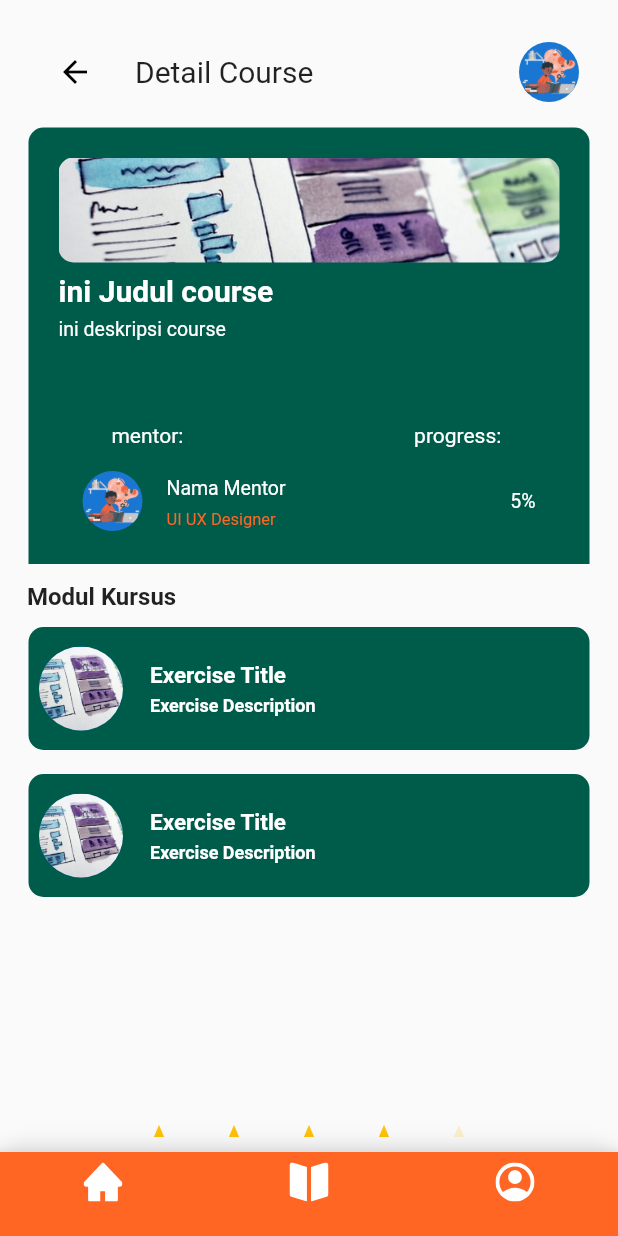
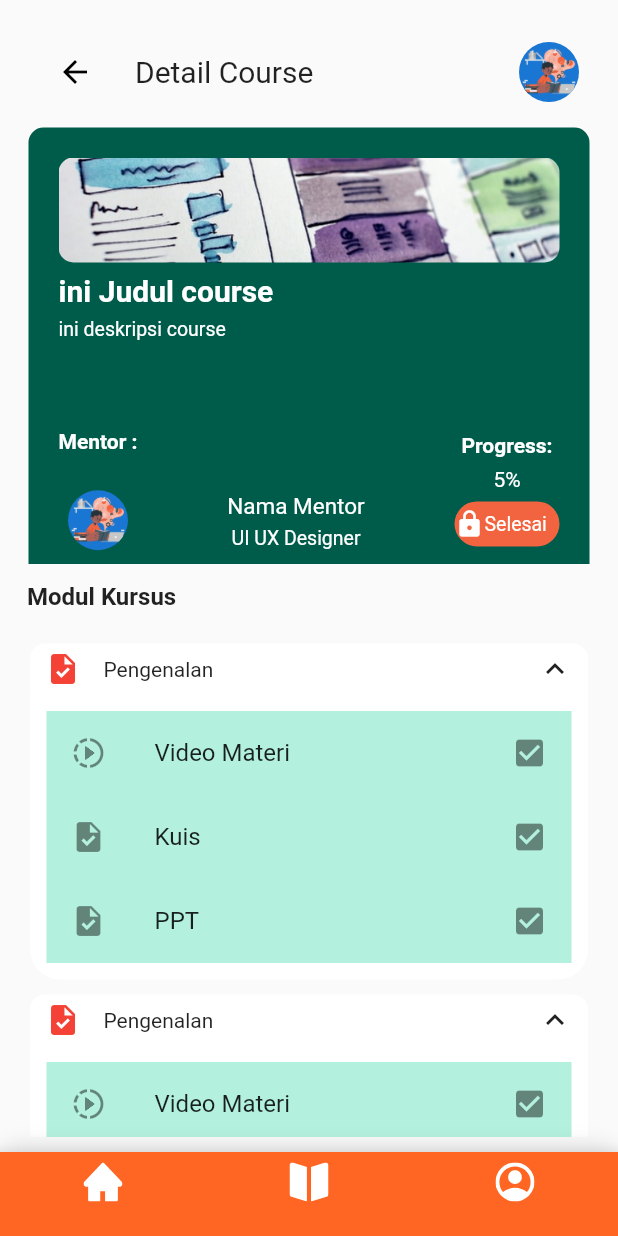
Before and after one commit to Learning-Management-System-Kelompok-42/MOBILE-LMS, a Flutter app: the DashboardScreen screen opened by its route, item 2 of the bottom bar chosen, after a tap on "Mulai", on a phone screen of 412 x 824 dp. Run offline on Flutter 3.47's test engine with Material 2 defaults, Android fonts, the phone set to English and light mode, and no system bars; drawn by our look-alikes of accordion, flutter_rating_bar; our stand-ins replace chewie, dio, dropdown_button2, flutter_form_builder, flutter_svg, form_builder_validators and 4 more; missing offline and left inert: checkbox_formfield, flutter_filereader, textfield_search; accounts and stored records are empty; network calls fail.

Commit message:
add new screens and package

```diff
--- a/Source_code/lms/lib/main.dart
+++ b/Source_code/lms/lib/main.dart
@@ -17,7 +17,9 @@ import 'package:lms/screen/permintaan_screen.dart';
 import 'package:lms/screen/profile_screen_management.dart';
 import 'package:lms/screen/regis_screen.dart';
 import 'package:lms/screen/riwayat_permintaan_screen.dart';
+import 'package:lms/screen/slide_screen.dart';
 import 'package:lms/screen/video_screen.dart';
+import 'package:lms/viewModel/home_view_model.dart';
 import 'package:lms/viewModel/user_view_model.dart';
 import 'package:provider/provider.dart';
 
@@ -33,6 +35,9 @@ void main() async {
       providers: [
         ChangeNotifierProvider(
           create: (_) => UserDetailViewModel(),
+        ),
+        ChangeNotifierProvider(
+          create: (_) => HomeViewModel(),
         ),
       ],
       child: MaterialApp(
@@ -57,6 +62,7 @@ void main() async {
           'permintaan_screen': (context) => PermintaanScreen(),
           'riwayat_permintaan': (context) => RiwayatPermintaan(),
           'detail_permintaan': (context) => DetailPermintaan(),
+          'slide_screen': (context) => SlideScreen(),
         },
       ),
     ),
--- a/Source_code/lms/lib/screen/course_screen_active.dart
+++ b/Source_code/lms/lib/screen/course_screen_active.dart
@@ -24,8 +24,8 @@ class _DashBoardCourseScreenState extends State<DashBoardCourseActiveScreen> {
 
   @override
   void dispose() {
+    super.dispose();
     _searchController.dispose();
-    super.dispose();
   }
 
   @override
@@ -178,7 +178,7 @@ class _DashBoardCourseScreenState extends State<DashBoardCourseActiveScreen> {
                 style: ElevatedButton.styleFrom(
                     primary: Color.fromARGB(255, 255, 102, 36),
                     shape: RoundedRectangleBorder(
-                        borderRadius: BorderRadius.circular(20)),
+                        borderRadius: BorderRadius.circular(10)),
                     fixedSize: Size(90, 30)),
               ),
             )
--- a/Source_code/lms/lib/screen/course_screen_management.dart
+++ b/Source_code/lms/lib/screen/course_screen_management.dart
@@ -3,6 +3,7 @@ import 'package:lms/screen/course_screen_active.dart';
 import 'package:lms/screen/course_screen_past.dart';
 import 'package:lms/screen/detail_course_screen.dart';
 import 'package:lms/screen/kuis_screen.dart';
+import 'package:lms/screen/slide_screen.dart';
 import 'package:lms/screen/video_screen.dart';
 
 class CourseScreen extends StatefulWidget {
@@ -27,6 +28,8 @@ class _CourseScreenState extends State<CourseScreen> {
             body = VideoScreen();
           } else if (settings.name == 'kuis_screen') {
             body = KuisScreen();
+          } else if (settings.name == 'slide_screen') {
+            body = SlideScreen();
           }
           return MaterialPageRoute(builder: (context) => body);
         },
--- a/Source_code/lms/lib/screen/course_screen_past.dart
+++ b/Source_code/lms/lib/screen/course_screen_past.dart
@@ -20,8 +20,8 @@ class _DashBoardCourseScreenState extends State<DashBoardCoursePastScreen> {
 
   @override
   void dispose() {
+    super.dispose();
     _searchController.dispose();
-    super.dispose();
   }
 
   @override
--- a/Source_code/lms/lib/screen/dashboard_home_screen.dart
+++ b/Source_code/lms/lib/screen/dashboard_home_screen.dart
@@ -4,6 +4,7 @@ import 'package:flutter/material.dart';
 import 'package:lms/model/user_detail_model.dart';
 import 'package:lms/screen/course_screen_management.dart';
 import 'package:lms/screen/dashboard_screen_management.dart';
+import 'package:lms/viewModel/home_view_model.dart';
 import 'package:lms/viewModel/user_view_model.dart';
 import 'package:provider/provider.dart';
 import 'package:textfield_search/textfield_search.dart';
@@ -73,12 +74,8 @@ class _DashBoardHomeScreenState extends State<DashBoardHomeScreen> {
                   itemBuilder: (context, index) {
                     return InkWell(
                       onTap: () {
-                        Navigator.push(
-                          context,
-                          MaterialPageRoute(
-                            builder: (context) => DashboardScreen(),
-                          ),
-                        );
+                        Provider.of<HomeViewModel>(context, listen: false)
+                            .changeIndex(1);
                       },
                       child: courseCard(),
                     );
@@ -192,13 +189,16 @@ class _DashBoardHomeScreenState extends State<DashBoardHomeScreen> {
               progressColor: Color.fromARGB(255, 255, 102, 36),
               center: Text('Progress 6%'),
               trailing: ElevatedButton(
-                onPressed: () {},
-                child: Text('Mulai'),
+                onPressed: () {
+                  Provider.of<HomeViewModel>(context, listen: false)
+                      .changeIndex(1);
+                },
+                child: Text('Lanjutkan'),
                 style: ElevatedButton.styleFrom(
                     primary: Color.fromARGB(255, 255, 102, 36),
                     shape: RoundedRectangleBorder(
-                        borderRadius: BorderRadius.circular(20)),
-                    fixedSize: Size(90, 30)),
+                        borderRadius: BorderRadius.circular(10)),
+                    fixedSize: Size(94, 30)),
               ),
             )
           ],
--- a/Source_code/lms/lib/screen/dashboard_screen_management.dart
+++ b/Source_code/lms/lib/screen/dashboard_screen_management.dart
@@ -5,6 +5,8 @@ import 'package:lms/screen/dashboard_home_screen.dart';
 import 'package:lms/screen/profile_screen_management.dart';
 import 'package:lms/screen/regis_screen.dart';
 import 'package:flutter_svg/flutter_svg.dart';
+import 'package:lms/viewModel/home_view_model.dart';
+import 'package:provider/provider.dart';
 
 class DashboardScreen extends StatefulWidget {
   const DashboardScreen({
@@ -25,13 +27,15 @@ class _DashboardScreenState extends State<DashboardScreen> {
   ];
 
   void _selectItem(int index) {
-    setState(() {
-      curIndex = index;
-    });
+    // setState(() {
+    //   curIndex = index;
+    // });
+    Provider.of<HomeViewModel>(context, listen: false).changeIndex(index);
   }
 
   @override
   Widget build(BuildContext context) {
+    curIndex = Provider.of<HomeViewModel>(context).index;
     bool select = false;
     return Scaffold(
       body: widgetOption.elementAt(curIndex),
--- a/Source_code/lms/lib/screen/detail_course_screen.dart
+++ b/Source_code/lms/lib/screen/detail_course_screen.dart
@@ -1,3 +1,5 @@
+import 'package:accordion/accordion.dart';
+import 'package:accordion/controllers.dart';
 import 'package:dropdown_button2/dropdown_button2.dart';
 import 'package:flutter/material.dart';
 import 'package:percent_indicator/percent_indicator.dart';
@@ -54,7 +56,7 @@ class _DetailCourseState extends State<DetailCourse> {
                 ),
                 Container(
                   width: double.infinity,
-                  height: 600,
+                  height: 733,
                   child: Column(
                     children: [
                       Container(
@@ -82,17 +84,11 @@ class _DetailCourseState extends State<DetailCourse> {
                       ),
                       Container(
                         width: double.infinity,
-                        height: 200,
+                        height: 400,
                         child: ListView.builder(
-                          padding: EdgeInsets.all(1),
-                          itemCount: 3,
+                          itemCount: 1,
                           itemBuilder: (context, index) {
-                            return InkWell(
-                              onTap: () {
-                                Navigator.pushNamed(context, 'video_screen');
-                              },
-                              child: excerCard(),
-                            );
+                            return modulKursus();
                           },
                         ),
                       ),
@@ -188,30 +184,72 @@ class _DetailCourseState extends State<DetailCourse> {
             Container(
               width: double.infinity,
               height: 89,
-              child: Column(
+              child: Row(
+                mainAxisAlignment: MainAxisAlignment.spaceBetween,
                 children: [
-                  Row(
+                  Column(
                     mainAxisAlignment: MainAxisAlignment.spaceEvenly,
-                    children: const [
-                      Text('mentor: ',
-                          style: TextStyle(fontSize: 14, color: Colors.white)),
-                      Text('                       '),
-                      Text('progress: ',
-                          style: TextStyle(fontSize: 14, color: Colors.white)),
+                    children: [
+                      Text('Mentor :',
+                          style: TextStyle(
+                              color: Colors.white,
+                              fontWeight: FontWeight.bold)),
+                      Text('        '),
+                      CircleAvatar(
+                        backgroundImage:
+                            AssetImage('assets/images/landing.png'),
+                      ),
                     ],
                   ),
-                  ListTile(
-                    leading: CircleAvatar(
-                      backgroundImage: AssetImage(img),
+                  Column(
+                    mainAxisAlignment: MainAxisAlignment.spaceEvenly,
+                    children: [
+                      Text('     '),
+                      Text('     '),
+                      Text(name,
+                          style: TextStyle(color: Colors.white, fontSize: 15)),
+                      Text(role,
+                          style: TextStyle(color: Colors.white, fontSize: 13)),
+                    ],
                   ),
-                    title: Text('Nama Mentor',
-                        style: TextStyle(fontSize: 13, color: Colors.white)),
-                    subtitle: Text('UI UX Designer',
+                  Column(
+                    mainAxisAlignment: MainAxisAlignment.spaceEvenly,
+                    children: [
+                      const Text('Progress:',
                           style: TextStyle(
-                            fontSize: 11,
-                            color: Color.fromARGB(255, 255, 102, 36))),
-                    trailing: Text('5%',
-                        style: TextStyle(fontSize: 13, color: Colors.white)),
+                              color: Colors.white,
+                              fontWeight: FontWeight.bold)),
+                      ProgressIndicatorTheme(
+                        child: Text(
+                          progress,
+                          style: TextStyle(color: Colors.white),
+                        ),
+                        data: ProgressIndicatorThemeData(),
+                      ),
+                      Container(
+                        width: 70,
+                        height: 30,
+                        decoration: BoxDecoration(
+                          borderRadius: BorderRadius.circular(20),
+                          color: Color.fromRGBO(242, 100, 64, 1),
+                        ),
+                        child: InkWell(
+                          onTap: () {},
+                          child: Row(
+                            children: [
+                              Icon(
+                                Icons.lock,
+                                size: 20,
+                                color: Colors.white,
+                              ),
+                              Text('Selesai',
+                                  style: TextStyle(
+                                      color: Colors.white, fontSize: 13)),
+                            ],
+                          ),
+                        ),
+                      )
+                    ],
                   )
                 ],
               ),
@@ -262,97 +300,100 @@ class _DetailCourseState extends State<DetailCourse> {
   }
 
   Widget modulKursus() {
-    final List<String> items = [
-      'video',
-      'Item2',
-      'Item3',
-      'Item4',
-    ];
-    List<String> selectedItems = [];
-    return Container(
-      child: Center(
-        child: DropdownButtonHideUnderline(
-          child: DropdownButton2(
-            isExpanded: false,
-            hint: Align(
-              alignment: AlignmentDirectional.center,
-              child: Text(
-                'Select Items',
-                style: TextStyle(
-                  fontSize: 14,
-                  color: Theme.of(context).hintColor,
+    return Accordion(
+      maxOpenSections: 1,
+      scaleWhenAnimating: true,
+      openAndCloseAnimation: true,
+      sectionOpeningHapticFeedback: SectionHapticFeedback.heavy,
+      sectionClosingHapticFeedback: SectionHapticFeedback.light,
+      children: [
+        AccordionSection(
+          headerBackgroundColor: Colors.white,
+          headerBackgroundColorOpened: Colors.white,
+          rightIcon: Icon(Icons.keyboard_arrow_down_sharp),
+          contentBorderColor: Colors.white,
+          isOpen: true,
+          leftIcon: const Icon(Icons.task, color: Colors.red),
+          header: Text('Pengenalan'),
+          content: Column(
+            children: [
+              Container(
+                color: Color.fromRGBO(179, 240, 221, 1),
+                child: InkWell(
+                  onTap: () {
+                    Navigator.pushNamed(context, 'video_screen');
+                  },
+                  child: ListTile(
+                      leading: Icon(Icons.slow_motion_video),
+                      title: Text('Video Materi'),
+                      trailing: Icon(Icons.check_box)),
                 ),
               ),
+              Container(
+                color: Color.fromRGBO(179, 240, 221, 1),
+                child: InkWell(
+                  onTap: () {
+                    Navigator.pushNamed(context, 'kuis_screen');
+                  },
+                  child: ListTile(
+                      leading: Icon(Icons.task),
+                      title: Text('Kuis'),
+                      trailing: Icon(Icons.check_box)),
                 ),
-            items: items.map((item) {
-              return DropdownMenuItem<String>(
-                value: item,
-                //disable default onTap to avoid closing menu when selecting an item
-                enabled: false,
-                child: StatefulBuilder(
-                  builder: (context, menuSetState) {
-                    final _isSelected = selectedItems.contains(item);
-                    return InkWell(
+              ),
+              Container(
+                color: Color.fromRGBO(179, 240, 221, 1),
+                child: InkWell(
                   onTap: () {
-                        _isSelected
-                            ? selectedItems.remove(item)
-                            : selectedItems.add(item);
-                        //This rebuilds the StatefulWidget to update the button's text
-                        setState(() {});
-                        //This rebuilds the dropdownMenu Widget to update the check mark
-                        menuSetState(() {});
+                    Navigator.pushNamed(context, 'slide_screen');
                   },
-                      child: Container(
-                        height: double.infinity,
-                        padding: const EdgeInsets.symmetric(horizontal: 16.0),
-                        child: Row(
-                          children: [
-                            _isSelected
-                                ? const Icon(Icons.check_box_outlined)
-                                : const Icon(Icons.check_box_outline_blank),
-                            const SizedBox(width: 16),
-                            Text(
-                              item,
-                              style: const TextStyle(
-                                fontSize: 14,
+                  child: ListTile(
+                      leading: Icon(Icons.task),
+                      title: Text('PPT'),
+                      trailing: Icon(Icons.check_box)),
                 ),
               ),
             ],
           ),
         ),
-                    );
+        AccordionSection(
+          headerBackgroundColor: Colors.white,
+          headerBackgroundColorOpened: Colors.white,
+          rightIcon: Icon(Icons.keyboard_arrow_down_sharp),
+          contentBorderColor: Colors.white,
+          isOpen: true,
+          leftIcon: const Icon(Icons.task, color: Colors.red),
+          header: Text('Pengenalan'),
+          content: Column(
+            children: [
+              Container(
+                color: Color.fromRGBO(179, 240, 221, 1),
+                child: InkWell(
+                  onTap: () {
+                    Navigator.pushNamed(context, 'video_screen');
                   },
-                ),
-              );
-            }).toList(),
-            //Use last selected item as the current value so if we've limited menu height, it scroll to last item.
-            value: selectedItems.isEmpty ? null : selectedItems.last,
-            onChanged: (value) {},
-            buttonHeight: 40,
-            buttonWidth: 140,
-            itemHeight: 40,
-            itemPadding: EdgeInsets.zero,
-            selectedItemBuilder: (context) {
-              return items.map(
-                (item) {
-                  return Container(
-                    alignment: AlignmentDirectional.center,
-                    padding: const EdgeInsets.symmetric(horizontal: 16.0),
-                    child: Text(
-                      selectedItems.join(', '),
-                      style: const TextStyle(
-                        fontSize: 14,
-                        overflow: TextOverflow.ellipsis,
-                      ),
-                      maxLines: 1,
-                    ),
-                  );
-                },
-              ).toList();
-            },
+                  child: ListTile(
+                      leading: Icon(Icons.slow_motion_video),
+                      title: Text('Video Materi'),
+                      trailing: Icon(Icons.check_box)),
                 ),
               ),
+              Container(
+                color: Color.fromRGBO(179, 240, 221, 1),
+                child: InkWell(
+                  onTap: () {
+                    Navigator.pushNamed(context, 'kuis_screen');
+                  },
+                  child: ListTile(
+                      leading: Icon(Icons.task),
+                      title: Text('Kuis'),
+                      trailing: Icon(Icons.check_box)),
                 ),
+              ),
+            ],
+          ),
+        ),
+      ],
     );
   }
 }
--- /dev/null
+++ b/Source_code/lms/lib/viewModel/home_view_model.dart
@@ -0,0 +1,11 @@
+import 'package:flutter/widgets.dart';
+
+class HomeViewModel extends ChangeNotifier {
+  int _index = 0;
+
+  int get index => _index;
+  void changeIndex(int i) {
+    _index = i;
+    notifyListeners();
+  }
+}
--- a/Source_code/lms/pubspec.yaml
+++ b/Source_code/lms/pubspec.yaml
@@ -51,6 +51,7 @@ dependencies:
   dropdown_button2: ^1.6.3
   chewie: ^1.3.4
   accordion: ^2.5.0
+  flutter_filereader: ^3.0.0
 
 dev_dependencies:
   flutter_test:
```
Also changed, not shown: Source_code/lms/lib/screen/akun_screen.dart (+3 -10 lines), Source_code/lms/lib/screen/login_screen.dart (+5 -5 lines), Source_code/lms/lib/screen/slide_screen.dart (added, +18 -0 lines), Source_code/lms/pubspec.lock, 1 other file. Lines whose indentation alone changed are shown as unchanged.
